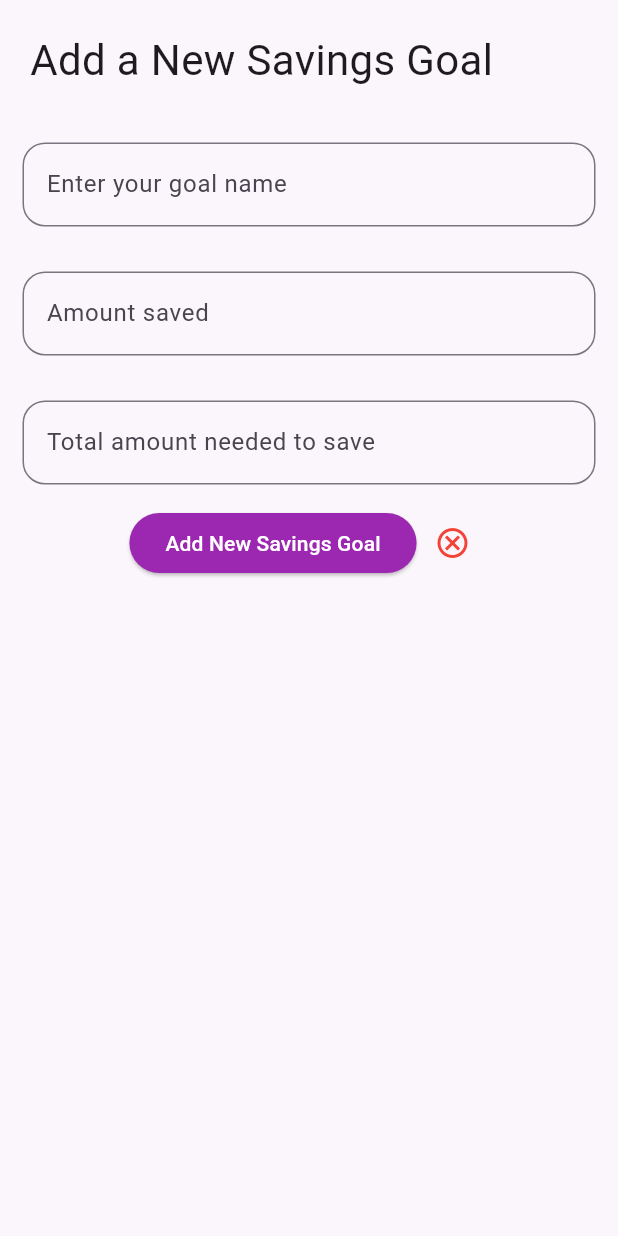
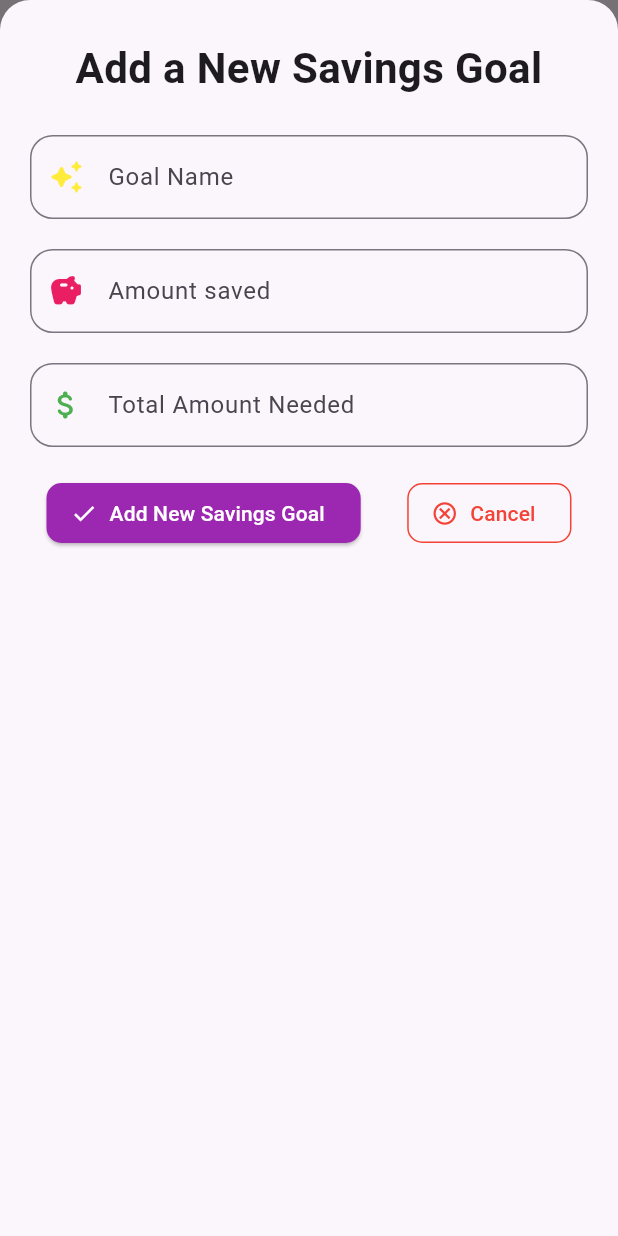
Before and after one commit to tan8325/Project_1, a Flutter app: the screen it shows after launch, item 2 of the bottom bar chosen, after a tap on "Add New Savings Goal", on a phone screen of 412 x 824 dp. Run offline on Flutter 3.47's test engine with Material 3 defaults, Android fonts, the phone set to English and light mode, and no system bars.

Commit message:
Improve UI of savings goals screen for better consistency and visual appeal

```diff
--- a/lib/user_page.dart
+++ b/lib/user_page.dart
@@ -66,7 +66,7 @@ class _UserPageState extends State<UserPage> {
           children: [
             // Circular Progress Indicator
             SizedBox(
-              height: 250,
+              height: 225,
               child: Stack(
                 alignment: Alignment.center,
                 children: [
@@ -79,29 +79,28 @@ class _UserPageState extends State<UserPage> {
                               ? (double.tryParse(_goals[0]['amtsaved']) ?? 0) /
                                   (double.tryParse(_goals[0]['totalamt']) ?? 1)
                               : 0,
-                      valueColor: AlwaysStoppedAnimation<Color>(Colors.purple),
-                      backgroundColor: const Color.fromARGB(255, 214, 213, 213),
+                      backgroundColor: Colors.purple.shade100,
+                      valueColor: AlwaysStoppedAnimation<Color>(
+                        Colors.purple.shade700,
+                      ),
                       strokeWidth: 2,
                     ),
                   ),
                   Container(
-                    alignment: Alignment.topCenter,
-                    width: 50,
-                    height: 25,
+                    padding: const EdgeInsets.symmetric(
+                      horizontal: 12,
+                      vertical: 6,
+                    ),
                     decoration: BoxDecoration(
-                      color: Colors.white,
-                      borderRadius: BorderRadius.circular(5),
-                      boxShadow: [
-                        BoxShadow(
-                          color: Colors.grey.withOpacity(0.5),
-                          spreadRadius: 1,
-                          blurRadius: 1,
-                          offset: Offset(0, 0),
-                        ),
-                      ],
+                      color: Colors.grey.shade200,
+                      borderRadius: BorderRadius.circular(20),
                     ),
                     child: Text(
                       _goals.isNotEmpty ? '\$${_goals[0]['amtsaved']}' : '\$0',
+                      style: TextStyle(
+                        fontWeight: FontWeight.bold,
+                        color: Colors.black,
+                      ),
                     ),
                   ),
                 ],
@@ -145,7 +144,7 @@ class _UserPageState extends State<UserPage> {
                         shape: RoundedRectangleBorder(
                           borderRadius: BorderRadius.circular(10),
                           side: BorderSide(
-                            color: Colors.black.withOpacity(0.75),
+                            color: Colors.black.withOpacity(0.10),
                           ),
                         ),
                         trailing: ReorderableDragStartListener(
@@ -183,8 +182,14 @@ class _UserPageState extends State<UserPage> {
               style: ElevatedButton.styleFrom(
                 backgroundColor: Colors.purple,
                 foregroundColor: Colors.white,
+                shape: RoundedRectangleBorder(
+                  borderRadius: BorderRadius.circular(10),
+                ),
               ),
-              child: Text('Add New Savings Goal'),
+              child: Text(
+                'Add New Savings Goal',
+                style: TextStyle(fontWeight: FontWeight.bold),
+              ),
             ),
             SizedBox(height: 15),
           ],
@@ -208,32 +213,40 @@ Widget buildFullScreenSheet(
     minChildSize: 0.75, // minimum sheet size, collapses at 75% screen height
     builder: (context, scrollController) {
       return Container(
-        color: const Color.fromARGB(255, 251, 245, 252),
+        decoration: BoxDecoration(
+          color: const Color.fromARGB(255, 251, 245, 252),
+          borderRadius: BorderRadius.vertical(top: Radius.circular(20)),
+        ),
         child: ListView(
           controller: scrollController,
           children: [
             Padding(
-              padding: EdgeInsets.all(20),
+              padding: EdgeInsets.all(25),
               child: Text(
                 "Add a New Savings Goal",
-                style: TextStyle(fontSize: 28),
+                style: TextStyle(fontSize: 28, fontWeight: FontWeight.bold),
+                textAlign: TextAlign.center,
               ),
             ),
             Padding(
-              padding: EdgeInsets.all(15),
+              padding: EdgeInsets.only(left: 20, right: 20, bottom: 20),
               child: TextField(
                 controller: nameController,
                 decoration: InputDecoration(
                   hintText: 'Ex: Vacation, Car, Expenses',
-                  labelText: 'Enter your goal name',
+                  labelText: 'Goal Name',
                   border: OutlineInputBorder(
                     borderRadius: BorderRadius.circular(15),
+                  ),
+                  prefixIcon: Icon(
+                    Icons.auto_awesome_rounded,
+                    color: Colors.yellow,
                   ),
                 ),
               ),
             ),
             Padding(
-              padding: EdgeInsets.all(15),
+              padding: EdgeInsets.only(left: 20, right: 20, bottom: 20),
               child: TextField(
                 keyboardType: TextInputType.number,
                 controller: amtsavedController,
@@ -242,25 +255,30 @@ Widget buildFullScreenSheet(
                   border: OutlineInputBorder(
                     borderRadius: BorderRadius.circular(15),
                   ),
+                  prefixIcon: Icon(Icons.savings_rounded, color: Colors.pink),
                 ),
               ),
             ),
             Padding(
-              padding: EdgeInsets.all(15),
+              padding: EdgeInsets.only(left: 20, right: 20, bottom: 20),
               child: TextField(
                 controller: totalamtController,
                 decoration: InputDecoration(
-                  labelText: 'Total amount needed to save',
+                  labelText: 'Total Amount Needed',
                   border: OutlineInputBorder(
                     borderRadius: BorderRadius.circular(15),
+                  ),
+                  prefixIcon: Icon(
+                    Icons.attach_money_rounded,
+                    color: Colors.green,
                   ),
                 ),
               ),
             ),
             Row(
-              mainAxisAlignment: MainAxisAlignment.center,
+              mainAxisAlignment: MainAxisAlignment.spaceEvenly,
               children: [
-                ElevatedButton(
+                ElevatedButton.icon(
                   onPressed: () {
                     addSavingsGoal();
                     Navigator.pop(context);
@@ -268,16 +286,27 @@ Widget buildFullScreenSheet(
                   style: ElevatedButton.styleFrom(
                     backgroundColor: Colors.purple,
                     foregroundColor: Colors.white,
+                    shape: RoundedRectangleBorder(
+                      borderRadius: BorderRadius.circular(10),
+                    ),
                   ),
-                  child: Text("Add New Savings Goal"),
+                  icon: Icon(Icons.check),
+                  label: Text("Add New Savings Goal"),
                 ),
-                IconButton(
+                OutlinedButton.icon(
                   onPressed: () {
                     deleteSavingsGoal();
                     Navigator.pop(context);
                   },
-                  color: Colors.red,
+                  style: OutlinedButton.styleFrom(
+                    foregroundColor: Colors.red,
+                    shape: RoundedRectangleBorder(
+                      borderRadius: BorderRadius.circular(10),
+                    ),
+                    side: BorderSide(color: Colors.red),
+                  ),
                   icon: Icon(Icons.cancel_outlined),
+                  label: Text("Cancel"),
                 ),
               ],
             ),
```
